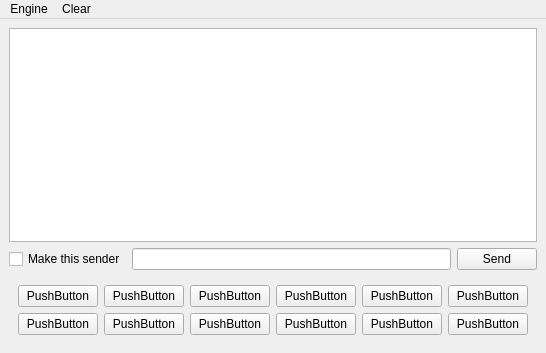
Above: mqt/MqtDataModes/dmmainwindow.ui from Rsclub22/Minos2-Mirror before the change. Below: the same form after it.
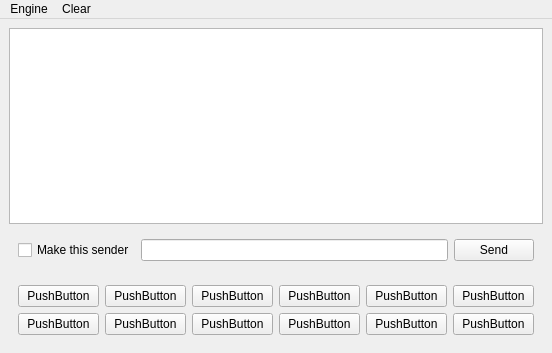
That is the form after the change. Custom widgets are drawn as their Qt base class.

Diff of the .ui file:
```diff
--- a/mqt/MqtDataModes/dmmainwindow.ui
+++ b/mqt/MqtDataModes/dmmainwindow.ui
@@ -6,7 +6,7 @@
    <rect>
     <x>0</x>
     <y>0</y>
-    <width>501</width>
+    <width>552</width>
     <height>353</height>
    </rect>
   </property>
@@ -23,6 +23,7 @@
      </widget>
     </item>
     <item>
+     <widget class="QFrame" name="sendFrame">
      <layout class="QHBoxLayout" name="horizontalLayout">
       <item>
        <widget class="QCheckBox" name="sendercb">
@@ -46,6 +47,7 @@
        </widget>
       </item>
      </layout>
+     </widget>
     </item>
     <item>
      <widget class="QFrame" name="FButtonFrame">
@@ -152,7 +154,7 @@
     <rect>
      <x>0</x>
      <y>0</y>
-     <width>501</width>
+     <width>552</width>
      <height>24</height>
     </rect>
    </property>
```
Lines whose indentation alone changed are shown as unchanged.
